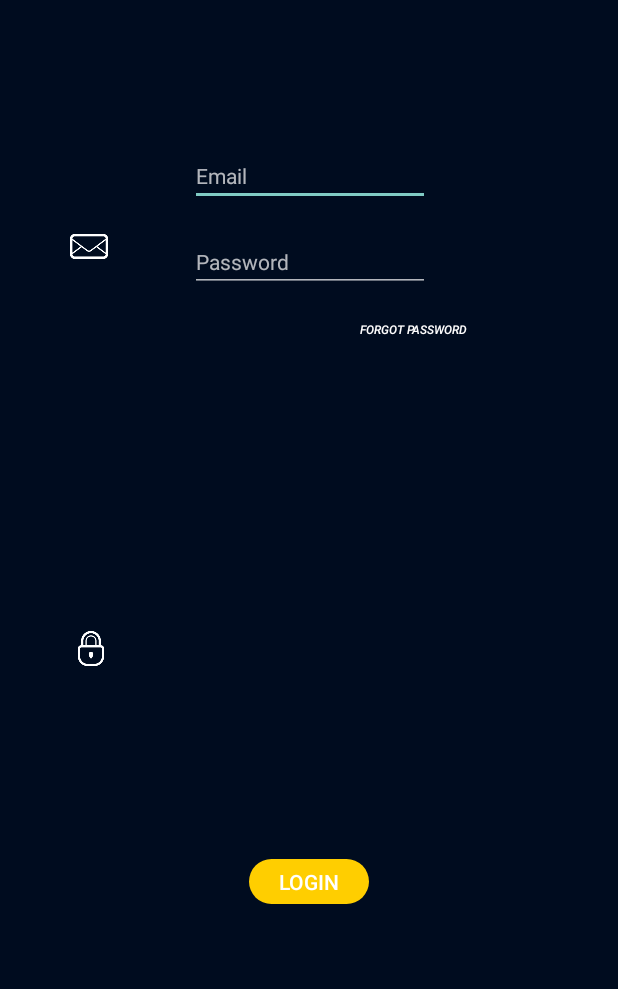
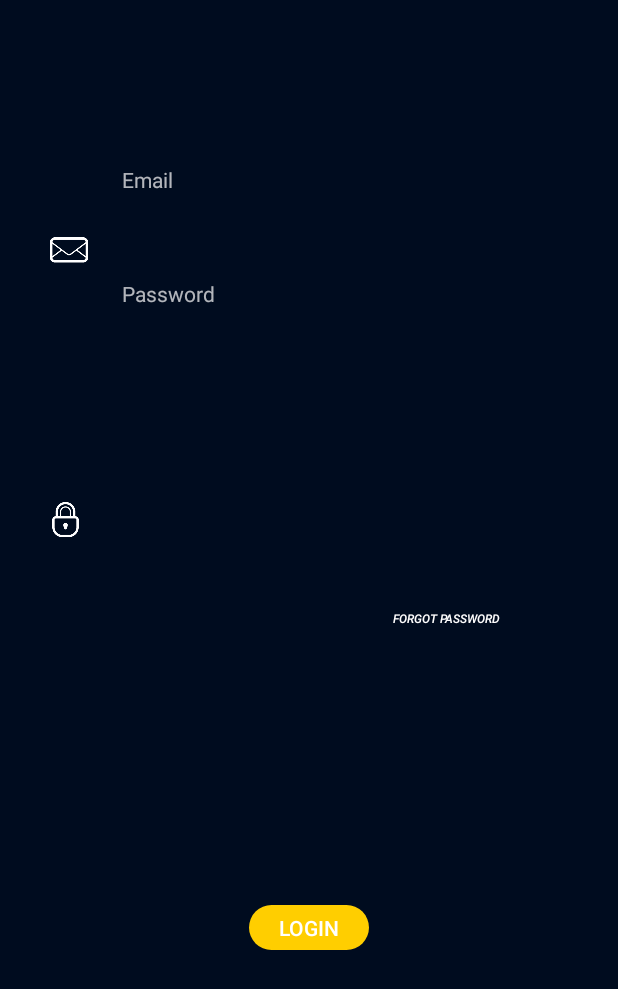
Before and after one commit to ankitrajan/Awareness, an Android app: the MainActivity screen opened directly, with no data from a screen before it, on a phone screen of 412 x 824 dp. Shown: the top 989 px of the screen. Run offline under Robolectric (Android 15) with nearby library versions, the phone set to English and light mode, and no system bars; our stand-ins replace Firebase (no records; nobody signed in at launch, a user with empty details on screens opened directly); libraries missing offline, so code that uses them is left out: com.github.mikephil.charting.

Commit message:
UI/Ux changes 11/3/2018

```diff
--- a/app/build.gradle
+++ b/app/build.gradle
@@ -17,7 +17,9 @@
             proguardFiles getDefaultProguardFile('proguard-android.txt'), 'proguard-rules.pro'
         }
     }
-
+    repositories {
+        maven { url "https://jitpack.io" }
+    }
     packagingOptions {
         exclude 'META-INF/NOTICE' // will not include NOTICE file
         exclude 'META-INF/LICENSE' // will not include LICENSE file
@@ -42,6 +44,7 @@
     //compile 'com.google.firebase:firebase-auth:11.8.0'
     //compile 'com.google.firebase:firebase-crash:11.8.0'
     //compile 'com.firebase:firebase-client-android:2.5.2'
+    compile 'com.github.PhilJay:MPAndroidChart:v3.0.3'
     compile 'com.android.support:appcompat-v7:25.2.0'
     compile 'com.android.support:design:25.2.0'
     compile 'com.google.firebase:firebase-database:10.2.0'
--- a/app/src/main/AndroidManifest.xml
+++ b/app/src/main/AndroidManifest.xml
@@ -6,9 +6,9 @@
         android:allowBackup="true"
         android:hardwareAccelerated="false"
         android:largeHeap="true"
-        android:icon="@mipmap/ic_launcher"
+        android:icon="@mipmap/ic_awareness"
         android:label="@string/app_name"
-        android:roundIcon="@mipmap/ic_launcher_round"
+        android:roundIcon="@mipmap/ic_awareness"
         android:supportsRtl="true"
         android:theme="@style/Theme.Design.NoActionBar">
         <activity android:name=".LogoActivity">
@@ -34,4 +34,5 @@
         <activity android:name=".AddDeviceActivity"></activity>
     </application>
 
+
 </manifest>
--- a/app/src/main/res/drawable/button_round.xml
+++ b/app/src/main/res/drawable/button_round.xml
@@ -2,8 +2,8 @@
 <shape xmlns:android="http://schemas.android.com/apk/res/android" android:shape="rectangle">
     <!--this is to give gradient effect -->
     <gradient   android:angle="270"
-        android:startColor="#008416"
-        android:endColor="#0e0e0e"
+        android:startColor="#ffe066"
+        android:endColor="#ffe066"
         />
     <!-- this is make corners of button rounded -->
     <corners    android:topLeftRadius="40dip"
--- a/app/src/main/res/layout/activity_main.xml
+++ b/app/src/main/res/layout/activity_main.xml
@@ -6,6 +6,7 @@
     android:layout_height="match_parent"
     android:background="#000C1F"
     tools:context="com.example.ankit.awareness.MainActivity">
+
 
     <Button
         android:id="@+id/Login"
@@ -24,17 +25,19 @@
         app:layout_constraintVertical_bias="0.843" />
 
     <EditText
+
         android:id="@+id/EmailField"
-        android:maxLength="30"
-        android:digits="0123456789qwertzuiopasdfghjklyxcvbnmQWERTYUIOPASDFGHJKLZXCVBNM@-_."
-        android:layout_width="wrap_content"
-        android:layout_height="37dp"
+        android:layout_width="250dp"
+        android:layout_height="40dp"
         android:layout_marginLeft="8dp"
         android:layout_marginRight="8dp"
         android:layout_marginTop="100dp"
+        android:background="@null"
+        android:digits="0123456789qwertzuiopasdfghjklyxcvbnmQWERTYUIOPASDFGHJKLZXCVBNM@-_."
         android:ems="10"
         android:hint="Email"
         android:inputType="textEmailAddress"
+        android:maxLength="30"
         android:textColorLink="@color/colorPrimaryDark"
         android:textSize="14sp"
         android:visibility="visible"
@@ -45,19 +48,19 @@
 
     <EditText
         android:id="@+id/PasswordField"
-        android:maxLength="15"
-        android:digits="0123456789qwertzuiopasdfghjklyxcvbnmQWERTYUIOPASDFGHJKLZXCVBNM"
-        android:layout_width="wrap_content"
-        android:layout_height="37dp"
+        android:layout_width="250dp"
+        android:layout_height="40dp"
         android:layout_marginLeft="8dp"
         android:layout_marginRight="8dp"
-        android:layout_marginTop="20dp"
+        android:layout_marginTop="36dp"
+        android:background="@null"
+        android:digits="0123456789qwertzuiopasdfghjklyxcvbnmQWERTYUIOPASDFGHJKLZXCVBNM"
         android:ems="10"
         android:fontFamily="sans-serif"
         android:hint="Password"
         android:inputType="textPassword"
+        android:maxLength="15"
         android:textSize="14sp"
-        app:layout_constraintHorizontal_bias="0.502"
         app:layout_constraintLeft_toLeftOf="parent"
         app:layout_constraintRight_toRightOf="parent"
         app:layout_constraintTop_toBottomOf="@+id/EmailField" />
@@ -65,7 +68,7 @@
     <Button
         android:id="@+id/ResetPassword"
         style="@android:style/Widget.DeviceDefault.Button.Borderless"
-        android:layout_width="104dp"
+        android:layout_width="99dp"
         android:layout_height="34dp"
         android:layout_marginBottom="261dp"
         android:layout_marginLeft="8dp"
@@ -77,41 +80,40 @@
         android:textStyle="italic"
         android:visibility="visible"
         app:layout_constraintBottom_toBottomOf="parent"
-        app:layout_constraintHorizontal_bias="0.737"
+        app:layout_constraintHorizontal_bias="0.808"
         app:layout_constraintLeft_toLeftOf="parent"
         app:layout_constraintRight_toRightOf="parent"
         app:layout_constraintTop_toBottomOf="@+id/PasswordField"
-        app:layout_constraintVertical_bias="0.0" />
+        app:layout_constraintVertical_bias="0.562" />
 
     <ImageView
         android:id="@+id/imageView2"
         android:layout_width="25dp"
-        android:layout_height="30dp"
+        android:layout_height="41dp"
         android:layout_marginBottom="8dp"
         android:layout_marginEnd="8dp"
         android:layout_marginStart="8dp"
         android:layout_marginTop="8dp"
         app:layout_constraintBottom_toBottomOf="parent"
         app:layout_constraintEnd_toStartOf="@+id/EmailField"
-        app:layout_constraintHorizontal_bias="0.451"
+        app:layout_constraintHorizontal_bias="0.629"
         app:layout_constraintStart_toStartOf="parent"
         app:layout_constraintTop_toTopOf="parent"
-        app:layout_constraintVertical_bias="0.182"
+        app:layout_constraintVertical_bias="0.18"
         app:srcCompat="@drawable/email" />
 
     <ImageView
         android:id="@+id/imageView3"
-        android:layout_width="25dp"
+        android:layout_width="23dp"
         android:layout_height="23dp"
-        android:layout_marginBottom="380dp"
-        android:layout_marginEnd="39dp"
-        android:layout_marginStart="33dp"
-        android:layout_marginTop="24dp"
+        android:layout_marginBottom="361dp"
+        android:layout_marginEnd="20dp"
+        android:layout_marginStart="25dp"
+        android:layout_marginTop="42dp"
         app:layout_constraintBottom_toBottomOf="parent"
         app:layout_constraintEnd_toStartOf="@+id/PasswordField"
         app:layout_constraintStart_toStartOf="parent"
         app:layout_constraintTop_toBottomOf="@+id/imageView2"
-        app:layout_constraintVertical_bias="1.0"
         app:srcCompat="@drawable/lock" />
 
     <android.support.constraint.Guideline
@@ -142,4 +144,11 @@
         android:orientation="horizontal"
         app:layout_constraintGuide_begin="20dp" />
 
+    <android.support.constraint.Guideline
+        android:id="@+id/guideline5"
+        android:layout_width="wrap_content"
+        android:layout_height="wrap_content"
+        android:orientation="vertical"
+        app:layout_constraintGuide_begin="20dp" />
+
 </android.support.constraint.ConstraintLayout>
--- a/app/src/main/res/values/colors.xml
+++ b/app/src/main/res/values/colors.xml
@@ -2,5 +2,5 @@
 <resources>
     <color name="colorPrimary">#3F51B5</color>
     <color name="colorPrimaryDark">#303f9f</color>
-    <color name="colorAccent">#FF4081</color>
+    <color name="colorAccent">#ff4081</color>
 </resources>
--- a/build.gradle
+++ b/build.gradle
@@ -20,6 +20,9 @@
     }
 }
 
+
+
+
 task clean(type: Delete) {
     delete rootProject.buildDir
 }
```
Also changed, not shown: app/src/main/java/com/example/ankit/awareness/ColorCustomized.java (added, +99 -0 lines), app/src/main/java/com/example/ankit/awareness/MainActivity.java (+17 -4 lines), app/src/main/java/com/example/ankit/awareness/MyAccountActivity.java (+47 -0 lines), app/src/main/res/layout/activity_create_account.xml (+10 -8 lines), app/src/main/res/layout/activity_my_account.xml (+24 -13 lines), app/src/main/res/mipmap-xhdpi/ic_awareness.png (added).
